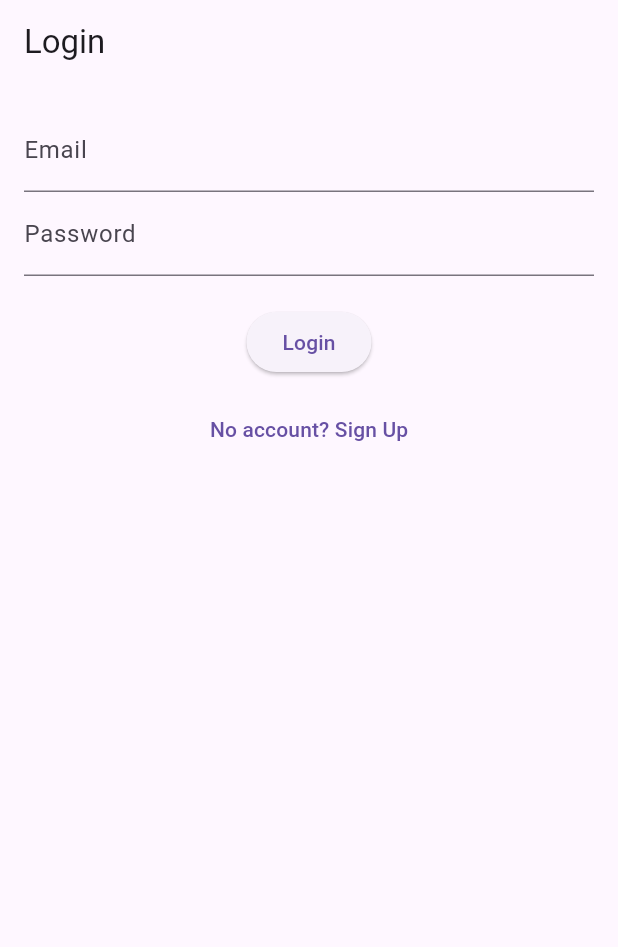
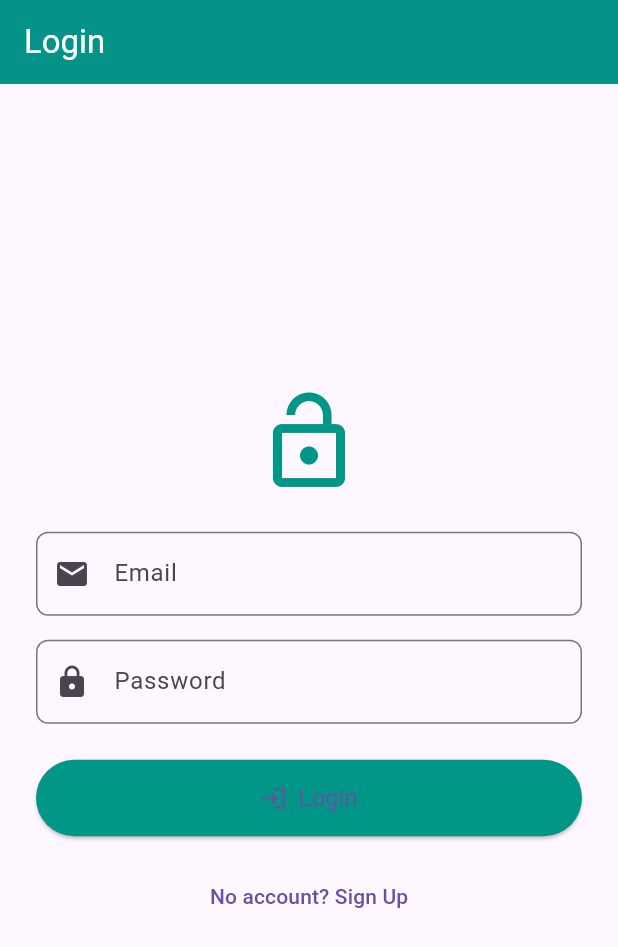
Before and after one commit to pitabashchoudhury/ToDoApp, a Flutter app: the screen it shows after launch, on a phone screen of 412 x 824 dp. Shown: the top 947 px of the screen. Run offline on Flutter 3.47's test engine with Material 3 defaults, Android fonts, the phone set to English and light mode, and no system bars; our stand-ins replace cloud_firestore, firebase_auth, firebase_core, firebase_dynamic_links, go_router, share_plus; accounts and stored records are empty.

Commit message:
working condition

```diff
--- a/task_assignment/lib/main.dart
+++ b/task_assignment/lib/main.dart
@@ -49,11 +49,12 @@
         ChangeNotifierProvider(create: (_) => TaskViewModel(uid)),
       ],
       child: MaterialApp.router(
+        debugShowCheckedModeBanner: false,
         theme: ThemeData(
           primarySwatch: Colors.indigo,
           scaffoldBackgroundColor: const Color(0xFFF4F6FA),
-          appBarTheme: const AppBarTheme(
-            backgroundColor: Colors.purpleAccent,
+          appBarTheme: AppBarTheme(
+            backgroundColor: Colors.teal.shade600,
             elevation: 2,
             centerTitle: false,
             iconTheme: IconThemeData(color: Colors.white),
--- a/task_assignment/lib/views/edit_task_view.dart
+++ b/task_assignment/lib/views/edit_task_view.dart
@@ -98,11 +98,7 @@ class _EditTaskViewState extends State<EditTaskView> {
                     final link = await DynamicLinksService.instance
                         .createDynamicLibks(widget.taskId);
                     SharePlus.instance.share(
-                      ShareParams(
-                        uri: link,
-                        text: "Task assignment",
-                        subject: "Check out ",
-                      ),
+                      ShareParams(text: "Task assignment\nCheck out: $link"),
                     );
                   },
                 ),
--- a/task_assignment/lib/views/login_view.dart
+++ b/task_assignment/lib/views/login_view.dart
@@ -1,10 +1,11 @@
 import 'package:flutter/material.dart';
 import 'package:provider/provider.dart';
+import 'package:go_router/go_router.dart';
 import '../view_models/auth_view_model.dart';
-import 'package:go_router/go_router.dart';
 
 class LoginView extends StatefulWidget {
   const LoginView({super.key});
+
   @override
   State<LoginView> createState() => _LoginViewState();
 }
@@ -15,51 +16,110 @@ class _LoginViewState extends State<LoginView> {
   bool signup = false;
 
   @override
-  Widget build(BuildContext c) {
-    final vm = Provider.of<AuthViewModel>(c);
+  Widget build(BuildContext context) {
+    final vm = Provider.of<AuthViewModel>(context);
+    final size = MediaQuery.of(context).size;
+
     return Scaffold(
-      appBar: AppBar(title: Text(signup ? 'Sign Up' : 'Login')),
-      body: Padding(
-        padding: const EdgeInsets.all(16),
+      appBar: AppBar(
+        title: Text(
+          signup ? 'Sign Up' : 'Login',
+          style: TextStyle(color: Colors.white),
+        ),
+        backgroundColor: Colors.teal,
+        elevation: 1,
+      ),
+      body: Center(
+        child: SingleChildScrollView(
+          padding: const EdgeInsets.symmetric(horizontal: 24),
+          child: ConstrainedBox(
+            constraints: BoxConstraints(maxWidth: 400),
             child: Column(
+              crossAxisAlignment: CrossAxisAlignment.stretch,
               children: [
+                Icon(
+                  signup ? Icons.person_add_alt_1 : Icons.lock_open,
+                  size: 72,
+                  color: Colors.teal,
+                ),
+                const SizedBox(height: 24),
                 TextField(
                   controller: emailC,
-              decoration: const InputDecoration(labelText: 'Email'),
+                  keyboardType: TextInputType.emailAddress,
+                  decoration: InputDecoration(
+                    labelText: 'Email',
+                    prefixIcon: const Icon(Icons.email),
+                    border: OutlineInputBorder(
+                      borderRadius: BorderRadius.circular(8),
                     ),
+                  ),
+                ),
+                const SizedBox(height: 16),
                 TextField(
                   controller: passC,
-              decoration: const InputDecoration(labelText: 'Password'),
                   obscureText: true,
+                  decoration: InputDecoration(
+                    labelText: 'Password',
+                    prefixIcon: const Icon(Icons.lock),
+                    border: OutlineInputBorder(
+                      borderRadius: BorderRadius.circular(8),
                     ),
-            if (vm.error != null)
-              Text(vm.error!, style: const TextStyle(color: Colors.red)),
-            const SizedBox(height: 20),
-            ElevatedButton(
+                  ),
+                ),
+                if (vm.error != null) ...[
+                  const SizedBox(height: 12),
+                  Text(
+                    vm.error!,
+                    style: const TextStyle(color: Colors.red),
+                    textAlign: TextAlign.center,
+                  ),
+                ],
+                const SizedBox(height: 24),
+                ElevatedButton.icon(
+                  icon: Icon(signup ? Icons.person_add : Icons.login),
+                  label: vm.busy
+                      ? const SizedBox(
+                          height: 20,
+                          width: 20,
+                          child: CircularProgressIndicator(
+                            color: Colors.white,
+                            strokeWidth: 2,
+                          ),
+                        )
+                      : Text(signup ? 'Sign Up' : 'Login'),
                   onPressed: vm.busy
                       ? null
                       : () async {
+                          final email = emailC.text.trim();
+                          final password = passC.text.trim();
                           if (signup) {
-                        await vm.signUp(emailC.text, passC.text);
+                            await vm.signUp(email, password);
                           } else {
-                        await vm.signIn(emailC.text, passC.text);
+                            await vm.signIn(email, password);
                           }
-                      if (vm.user != null) GoRouter.of(c).go('/');
+                          if (vm.user != null) GoRouter.of(context).go('/');
                         },
-              child: vm.busy
-                  ? const CircularProgressIndicator()
-                  : Text(signup ? 'Sign Up' : 'Login'),
+                  style: ElevatedButton.styleFrom(
+                    padding: const EdgeInsets.symmetric(vertical: 16),
+                    backgroundColor: Colors.teal,
+                    textStyle: const TextStyle(fontSize: 16),
                   ),
-            const SizedBox(height: 10),
+                ),
+                const SizedBox(height: 16),
                 TextButton(
                   onPressed: () => setState(() => signup = !signup),
                   child: Text(
-                signup ? 'Have an account? Login' : 'No account? Sign Up',
+                    signup
+                        ? 'Already have an account? Login'
+                        : 'No account? Sign Up',
+                    style: const TextStyle(fontSize: 14),
                   ),
                 ),
               ],
             ),
           ),
+        ),
+      ),
     );
   }
 }
```
Also changed, not shown: task_assignment/lib/services/dynamic_link_service.dart (+8 -6 lines), task_assignment/lib/services/firestore_service.dart (+54 -0 lines), task_assignment/lib/view_models/task_view_model.dart (+78 -15 lines), task_assignment/lib/views/home_view.dart (+10 -20 lines), task_assignment/lib/widgets/dotted_line.dart (added, +31 -0 lines), task_assignment/lib/widgets/task_tile.dart (+17 -3 lines), 3 other files. Lines whose indentation alone changed are shown as unchanged.
